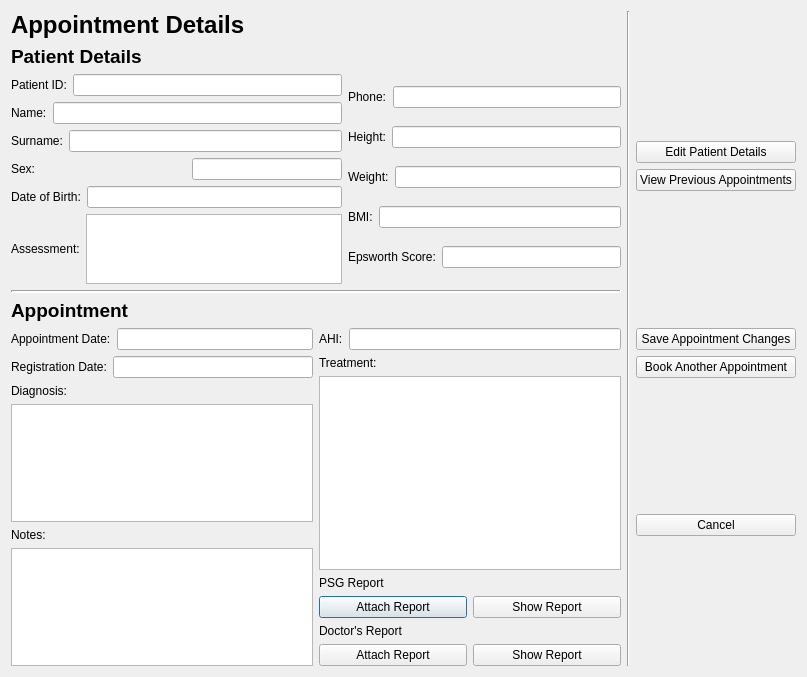
Before: the Qt Designer form apnea-design/appointmentview.ui in CESoftWorks/apnea, drawn with Qt 5.
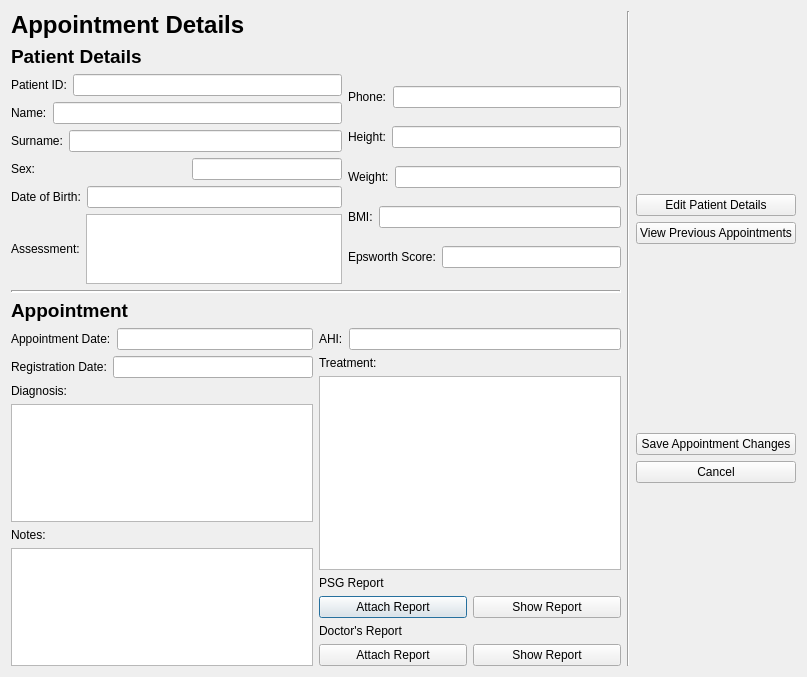
After: the same form once the commit is applied.

Commit message: Can now update appointment record through appointmentview form. Reduntant functionality removed from appointmentview ui

What changed in the file:
```diff
--- a/apnea-design/appointmentview.ui
+++ b/apnea-design/appointmentview.ui
@@ -543,26 +543,6 @@
          </property>
         </widget>
        </item>
-       <item>
-        <widget class="QPushButton" name="buttonSaveAndAdd">
-         <property name="text">
-          <string>Book Another Appointment</string>
-         </property>
-        </widget>
-       </item>
-       <item>
-        <spacer name="verticalSpacer_4">
-         <property name="orientation">
-          <enum>Qt::Vertical</enum>
-         </property>
-         <property name="sizeHint" stdset="0">
-          <size>
-           <width>20</width>
-           <height>40</height>
-          </size>
-         </property>
-        </spacer>
-       </item>
        <item>
         <widget class="QPushButton" name="buttonCancel">
          <property name="text">
```
The commit also changes 4 other files.
